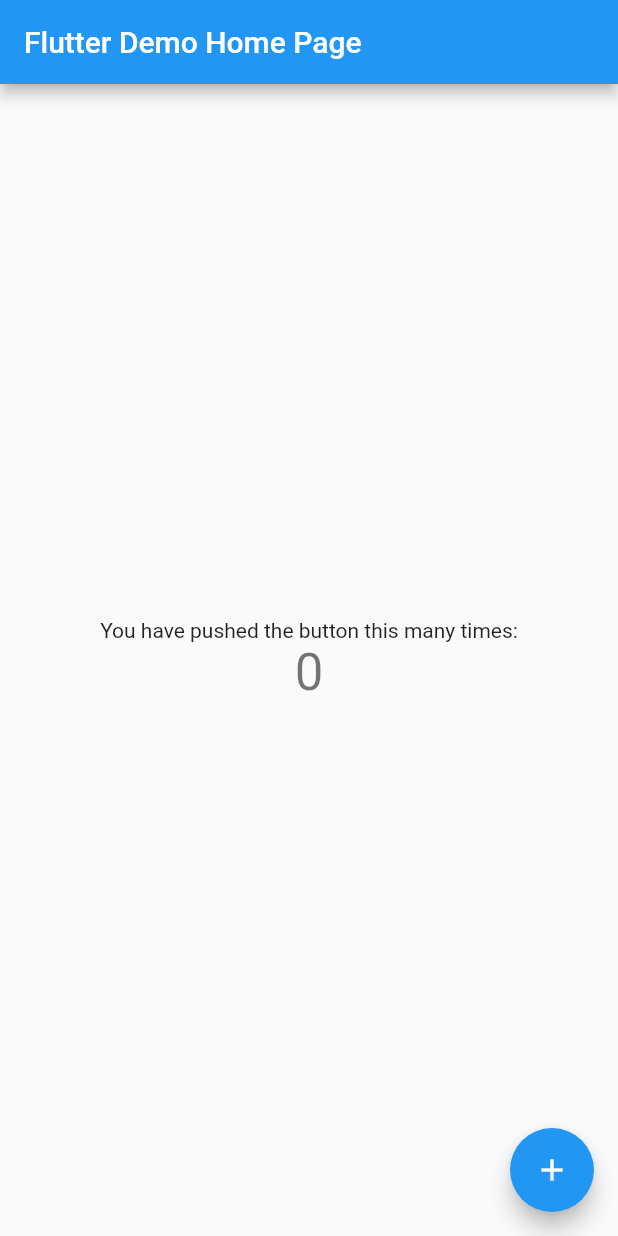
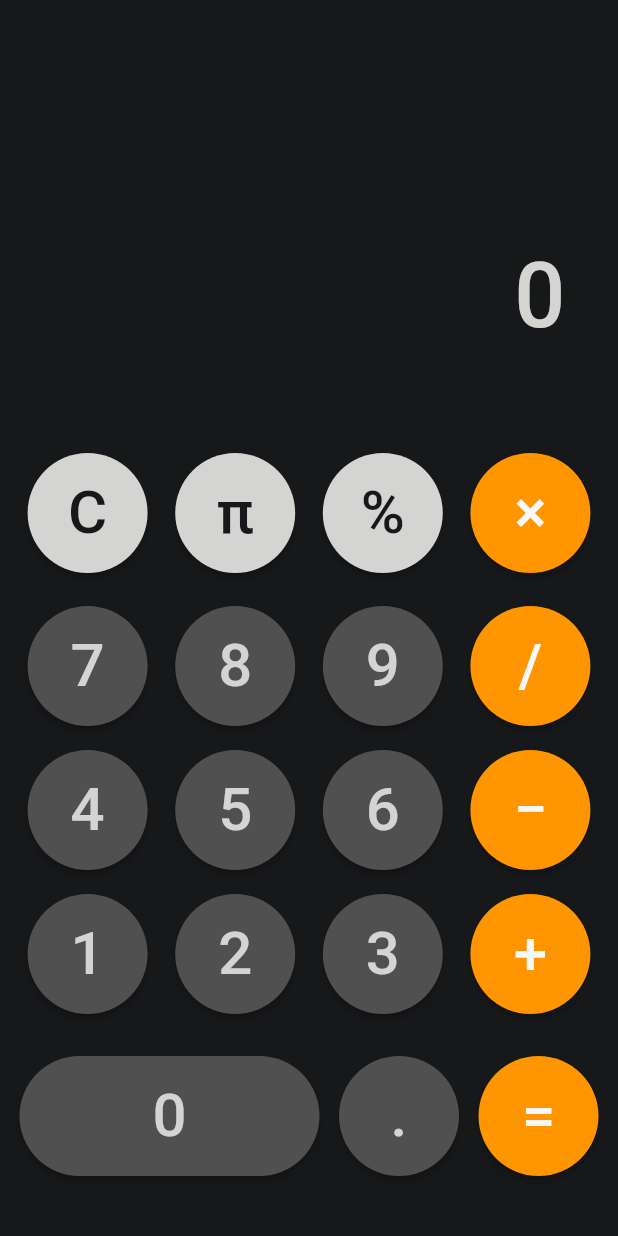
Before and after one commit to ArtMasson/flutter_CI_CD, a Flutter app: the screen it shows after launch, on a phone screen of 412 x 824 dp. Run offline on Flutter 3.47's test engine with Material 2 defaults, Android fonts, the phone set to English and light mode, and no system bars; missing offline and left inert: expressions.

Commit message:
Added innitial fastlane config and calculator example

```diff
--- a/lib/main.dart
+++ b/lib/main.dart
@@ -1,4 +1,5 @@
 import 'package:flutter/material.dart';
+import 'package:flutter_ci_cd/pages/new_calculator_page.dart';
 
 void main() {
   runApp(const MyApp());
@@ -9,62 +10,10 @@ class MyApp extends StatelessWidget {
 
   @override
   Widget build(BuildContext context) {
-    return MaterialApp(
-      title: 'Flutter Demo',
-      theme: ThemeData(
-        primarySwatch: Colors.blue,
-      ),
-      home: const MyHomePage(title: 'Flutter Demo Home Page'),
+    return const MaterialApp(
+      title: 'Calculator',
+      home: NewCalculatorPage(),
+      debugShowCheckedModeBanner: false,
     );
   }
 }
-
-class MyHomePage extends StatefulWidget {
-  final String title;
-
-  const MyHomePage({
-    Key? key,
-    required this.title,
-  }) : super(key: key);
-
-  @override
-  State<MyHomePage> createState() => _MyHomePageState();
-}
-
-class _MyHomePageState extends State<MyHomePage> {
-  int _counter = 0;
-
-  void _incrementCounter() {
-    setState(() {
-      _counter++;
-    });
-  }
-
-  @override
-  Widget build(BuildContext context) {
-    return Scaffold(
-      appBar: AppBar(
-        title: Text(widget.title),
-      ),
-      body: Center(
-        child: Column(
-          mainAxisAlignment: MainAxisAlignment.center,
-          children: <Widget>[
-            const Text(
-              'You have pushed the button this many times:',
-            ),
-            Text(
-              '$_counter',
-              style: Theme.of(context).textTheme.headline4,
-            ),
-          ],
-        ),
-      ),
-      floatingActionButton: FloatingActionButton(
-        onPressed: _incrementCounter,
-        tooltip: 'Increment',
-        child: const Icon(Icons.add),
-      ),
-    );
-  }
-}
--- /dev/null
+++ b/lib/pages/helpers/app_colors.dart
@@ -0,0 +1,10 @@
+import 'package:flutter/material.dart';
+
+class AppColors {
+  static const orangeColor = Color(0xffFF9500);
+  static const grayColor = Color(0xff505050);
+  static const grayLightColor = Color(0xffD4D4D2);
+  static const backgroundLight = Color(0xffF7F8FB);
+  static const backgroundDark = Color(0xff17181A);
+  static const textLightColor = Color(0xff828282);
+}
--- /dev/null
+++ b/lib/pages/new_calculator_page.dart
@@ -0,0 +1,242 @@
+import 'package:flutter/material.dart';
+import 'package:flutter_ci_cd/pages/helpers/app_colors.dart';
+
+import 'helpers/calculator_helper.dart';
+
+class NewCalculatorPage extends StatefulWidget {
+  const NewCalculatorPage({Key? key}) : super(key: key);
+
+  @override
+  State<StatefulWidget> createState() => _NewCalculatorPageState();
+}
+
+class _NewCalculatorPageState extends State<NewCalculatorPage> {
+  String expr = "";
+  String initial = "0";
+  double total = 0;
+
+  @override
+  Widget build(BuildContext context) {
+    return Scaffold(
+      backgroundColor: AppColors.backgroundDark,
+      body: SafeArea(
+        child: Column(
+          mainAxisAlignment: MainAxisAlignment.end,
+          children: [
+            //Output Text
+            Expanded(
+              child: Container(
+                padding: const EdgeInsets.only(right: 35.0),
+                alignment: Alignment.bottomRight,
+                width: double.infinity,
+                child: Column(
+                  mainAxisAlignment: MainAxisAlignment.end,
+                  crossAxisAlignment: CrossAxisAlignment.end,
+                  children: [
+                    Text(
+                      expr.isNotEmpty ? expr : initial,
+                      style: const TextStyle(
+                        fontSize: 60.0,
+                        fontWeight: FontWeight.w500,
+                        color: AppColors.grayLightColor,
+                      ),
+                    ),
+                    Visibility(
+                      visible: expr.isNotEmpty,
+                      child: Text(
+                        '= $total',
+                        style: const TextStyle(
+                          fontSize: 30.0,
+                          fontWeight: FontWeight.w500,
+                          color: AppColors.textLightColor,
+                        ),
+                      ),
+                    ),
+                  ],
+                ),
+              ),
+            ),
+            const SizedBox(
+              height: 70,
+            ),
+            // Row 1 Button
+            Row(
+              mainAxisAlignment: MainAxisAlignment.spaceEvenly,
+              children: [
+                _buildBtn(
+                  buttonText: 'C',
+                  textColor: AppColors.backgroundDark,
+                  backgroundColor: AppColors.grayLightColor,
+                ),
+                _buildBtn(
+                  buttonText: "π",
+                  textColor: AppColors.backgroundDark,
+                  backgroundColor: AppColors.grayLightColor,
+                ),
+                _buildBtn(
+                  buttonText: "%",
+                  textColor: AppColors.backgroundDark,
+                  backgroundColor: AppColors.grayLightColor,
+                ),
+                _buildBtn(
+                  buttonText: '\u00d7',
+                  textColor: AppColors.backgroundLight,
+                  backgroundColor: AppColors.orangeColor,
+                ),
+              ],
+            ),
+            const SizedBox(
+              height: 22,
+            ),
+            Row(
+              mainAxisAlignment: MainAxisAlignment.spaceEvenly,
+              children: [
+                _buildBtn(
+                  buttonText: '7',
+                  textColor: AppColors.grayLightColor,
+                  backgroundColor: AppColors.grayColor,
+                ),
+                _buildBtn(
+                  buttonText: '8',
+                  textColor: AppColors.grayLightColor,
+                  backgroundColor: AppColors.grayColor,
+                ),
+                _buildBtn(
+                  buttonText: '9',
+                  textColor: AppColors.grayLightColor,
+                  backgroundColor: AppColors.grayColor,
+                ),
+                _buildBtn(
+                  buttonText: '\u002f',
+                  textColor: AppColors.backgroundLight,
+                  backgroundColor: AppColors.orangeColor,
+                ),
+              ],
+            ),
+            const SizedBox(
+              height: 16,
+            ),
+            Row(
+              mainAxisAlignment: MainAxisAlignment.spaceEvenly,
+              children: [
+                _buildBtn(
+                  buttonText: '4',
+                  textColor: AppColors.grayLightColor,
+                  backgroundColor: AppColors.grayColor,
+                ),
+                _buildBtn(
+                  buttonText: '5',
+                  textColor: AppColors.grayLightColor,
+                  backgroundColor: AppColors.grayColor,
+                ),
+                _buildBtn(
+                  buttonText: '6',
+                  textColor: AppColors.grayLightColor,
+                  backgroundColor: AppColors.grayColor,
+                ),
+                _buildBtn(
+                  buttonText: '\u2212',
+                  textColor: AppColors.backgroundLight,
+                  backgroundColor: AppColors.orangeColor,
+                ),
+              ],
+            ),
+            const SizedBox(
+              height: 16,
+            ),
+            Row(
+              mainAxisAlignment: MainAxisAlignment.spaceEvenly,
+              children: [
+                _buildBtn(
+                  buttonText: '1',
+                  textColor: AppColors.grayLightColor,
+                  backgroundColor: AppColors.grayColor,
+                ),
+                _buildBtn(
+                  buttonText: '2',
+                  textColor: AppColors.grayLightColor,
+                  backgroundColor: AppColors.grayColor,
+                ),
+                _buildBtn(
+                  buttonText: '3',
+                  textColor: AppColors.grayLightColor,
+                  backgroundColor: AppColors.grayColor,
+                ),
+                _buildBtn(
+                  buttonText: '\u002b',
+                  textColor: AppColors.backgroundLight,
+                  backgroundColor: AppColors.orangeColor,
+                ),
+              ],
+            ),
+            const SizedBox(
+              height: 28,
+            ),
+            Row(
+              mainAxisAlignment: MainAxisAlignment.spaceEvenly,
+              children: [
+                _buildBtn(
+                  buttonText: '0',
+                  textColor: AppColors.grayLightColor,
+                  backgroundColor: AppColors.grayColor,
+                  expanded: true,
+                ),
+                _buildBtn(
+                  buttonText: '.',
+                  textColor: AppColors.grayLightColor,
+                  backgroundColor: AppColors.grayColor,
+                ),
+                _buildBtn(
+                  buttonText: '\u003d',
+                  textColor: AppColors.backgroundLight,
+                  backgroundColor: AppColors.orangeColor,
+                ),
+              ],
+            ),
+            const SizedBox(
+              height: 40,
+            )
+          ],
+        ),
+      ),
+    );
+  }
+
+  _buildBtn({
+    required String buttonText,
+    required Color textColor,
+    required Color backgroundColor,
+    bool expanded = false,
+  }) {
+    return Container(
+      height: 80,
+      width: expanded ? 200 : 80,
+      decoration: const BoxDecoration(
+        borderRadius: BorderRadius.all(Radius.circular(40)),
+      ),
+      child: ElevatedButton(
+        onPressed: () {
+          setState(() {
+            expr = calcLogic(buttonText, context);
+            total = getTotal();
+          });
+        },
+        style: ButtonStyle(
+          shape: MaterialStateProperty.all<RoundedRectangleBorder>(
+            RoundedRectangleBorder(
+              borderRadius: BorderRadius.circular(40),
+            ),
+          ),
+          foregroundColor: MaterialStateProperty.all(textColor),
+          backgroundColor: MaterialStateProperty.all(backgroundColor),
+        ),
+        child: Text(
+          buttonText,
+          style: const TextStyle(
+            fontSize: 40,
+          ),
+        ),
+      ),
+    );
+  }
+}
--- a/pubspec.yaml
+++ b/pubspec.yaml
@@ -34,6 +34,7 @@ dependencies:
   # The following adds the Cupertino Icons font to your application.
   # Use with the CupertinoIcons class for iOS style icons.
   cupertino_icons: ^1.0.2
+  expressions: ^0.2.4
 
 dev_dependencies:
   flutter_test:
```
Also changed, not shown: lib/pages/calculator_page.dart (added, +252 -0 lines), lib/pages/helpers/calculator_helper.dart (added, +80 -0 lines), lib/pages/widgets/calculator_button.dart (added, +68 -0 lines), pubspec.lock, 13 other files.
